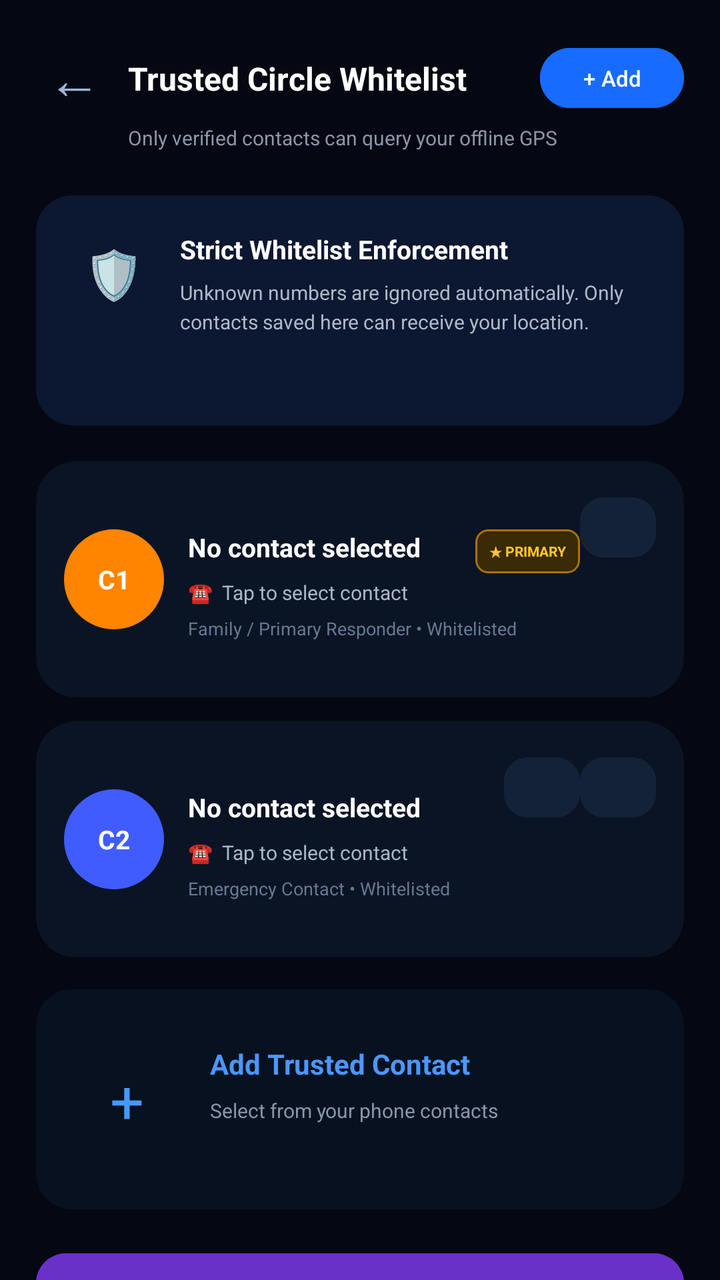
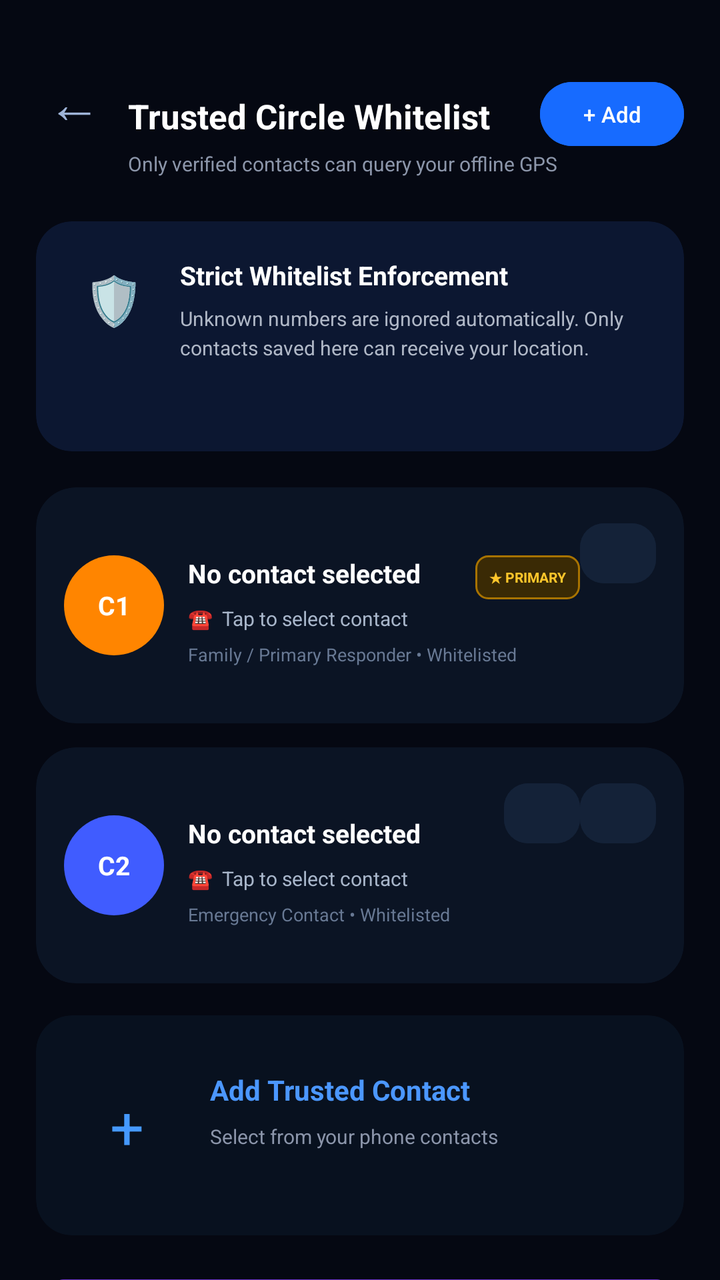

Screens rendered from an Android XML layout before and after an edit, with the pre-edit source and the edit as a unified diff.
<!-- AndroidManifest.xml: application theme Theme._24012011230_KhaneshaHimadri_Assignment1_MAD -->
<!-- res/layout/activity_circle.xml -->
<?xml version="1.0" encoding="utf-8"?>
<androidx.core.widget.NestedScrollView
    xmlns:android="http://schemas.android.com/apk/res/android"
    xmlns:app="http://schemas.android.com/apk/res-auto"
    xmlns:tools="http://schemas.android.com/tools"
    android:layout_width="match_parent"
    android:layout_height="match_parent"
    android:background="#050812"
    android:fillViewport="true">

    <androidx.constraintlayout.widget.ConstraintLayout
        android:layout_width="match_parent"
        android:layout_height="wrap_content"
        android:paddingStart="18dp"
        android:paddingTop="20dp"
        android:paddingEnd="18dp"
        android:paddingBottom="20dp">

        
        
        

        <TextView
            android:id="@+id/tvBack"
            android:layout_width="38dp"
            android:layout_height="38dp"
            android:gravity="center"
            android:text="←"
            android:textColor="#9FB4D8"
            android:textSize="27sp"
            app:layout_constraintStart_toStartOf="parent"
            app:layout_constraintTop_toTopOf="parent" />

        <TextView
            android:id="@+id/tvCircleTitle"
            android:layout_width="0dp"
            android:layout_height="wrap_content"
            android:layout_marginStart="8dp"
            android:layout_marginEnd="8dp"
            android:ellipsize="end"
            android:maxLines="1"
            android:text="Trusted Circle Whitelist"
            android:textColor="#FFFFFF"
            android:textSize="16sp"
            android:textStyle="bold"
            app:layout_constraintBottom_toBottomOf="@id/tvBack"
            app:layout_constraintEnd_toStartOf="@id/btnAddContact"
            app:layout_constraintStart_toEndOf="@id/tvBack"
            app:layout_constraintTop_toTopOf="@id/tvBack" />

        <Button
            android:id="@+id/btnAddContact"
            android:layout_width="72dp"
            android:layout_height="38dp"
            android:backgroundTint="#176BFF"
            android:minWidth="0dp"
            android:minHeight="0dp"
            android:paddingStart="5dp"
            android:paddingEnd="5dp"
            android:text="+ Add"
            android:textAllCaps="false"
            android:textColor="#FFFFFF"
            android:textSize="11sp"
            app:cornerRadius="18dp"
            app:layout_constraintBottom_toBottomOf="@id/tvBack"
            app:layout_constraintEnd_toEndOf="parent"
            app:layout_constraintTop_toTopOf="@id/tvBack" />

        <TextView
            android:id="@+id/tvCircleSubtitle"
            android:layout_width="0dp"
            android:layout_height="wrap_content"
            android:layout_marginStart="46dp"
            android:layout_marginTop="4dp"
            android:text="Only verified contacts can query your offline GPS"
            android:textColor="#8C96AA"
            android:textSize="10sp"
            app:layout_constraintEnd_toEndOf="parent"
            app:layout_constraintStart_toStartOf="parent"
            app:layout_constraintTop_toBottomOf="@id/tvBack" />

        
        
        

        <androidx.cardview.widget.CardView
            android:id="@+id/cardWhitelistInfo"
            android:layout_width="0dp"
            android:layout_height="wrap_content"
            android:layout_marginTop="22dp"
            app:cardBackgroundColor="#0C1731"
            app:cardCornerRadius="18dp"
            app:cardElevation="0dp"
            app:layout_constraintEnd_toEndOf="parent"
            app:layout_constraintStart_toStartOf="parent"
            app:layout_constraintTop_toBottomOf="@id/tvCircleSubtitle">

            <androidx.constraintlayout.widget.ConstraintLayout
                android:layout_width="match_parent"
                android:layout_height="wrap_content"
                android:minHeight="115dp"
                android:padding="18dp">

                <TextView
                    android:id="@+id/tvShieldIcon"
                    android:layout_width="42dp"
                    android:layout_height="42dp"
                    android:gravity="center"
                    android:text="🛡"
                    android:textSize="24sp"
                    app:layout_constraintStart_toStartOf="parent"
                    app:layout_constraintTop_toTopOf="parent" />

                <TextView
                    android:id="@+id/tvWhitelistTitle"
                    android:layout_width="0dp"
                    android:layout_height="wrap_content"
                    android:layout_marginStart="12dp"
                    android:text="Strict Whitelist Enforcement"
                    android:textColor="#FFFFFF"
                    android:textSize="13sp"
                    android:textStyle="bold"
                    app:layout_constraintEnd_toEndOf="parent"
                    app:layout_constraintStart_toEndOf="@id/tvShieldIcon"
                    app:layout_constraintTop_toTopOf="@id/tvShieldIcon" />

                <TextView
                    android:id="@+id/tvWhitelistInfo"
                    android:layout_width="0dp"
                    android:layout_height="wrap_content"
                    android:layout_marginStart="12dp"
                    android:layout_marginTop="6dp"
                    android:lineSpacingExtra="3dp"
                    android:text="Unknown numbers are ignored automatically. Only contacts saved here can receive your location."
                    android:textColor="#B0B8C7"
                    android:textSize="10sp"
                    app:layout_constraintEnd_toEndOf="parent"
                    app:layout_constraintStart_toEndOf="@id/tvShieldIcon"
                    app:layout_constraintTop_toBottomOf="@id/tvWhitelistTitle" />

            </androidx.constraintlayout.widget.ConstraintLayout>

        </androidx.cardview.widget.CardView>

        
        
        

        <androidx.cardview.widget.CardView
            android:id="@+id/cardContact1"
            android:layout_width="0dp"
            android:layout_height="118dp"
            android:layout_marginTop="18dp"
            app:cardBackgroundColor="#0B1424"
            app:cardCornerRadius="20dp"
            app:cardElevation="0dp"
            app:layout_constraintEnd_toEndOf="parent"
            app:layout_constraintStart_toStartOf="parent"
            app:layout_constraintTop_toBottomOf="@id/cardWhitelistInfo">

            <androidx.constraintlayout.widget.ConstraintLayout
                android:layout_width="match_parent"
                android:layout_height="match_parent"
                android:paddingStart="14dp"
                android:paddingTop="14dp"
                android:paddingEnd="14dp"
                android:paddingBottom="14dp">

                <TextView
                    android:id="@+id/tvContact1Icon"
                    android:layout_width="50dp"
                    android:layout_height="50dp"
                    android:background="@drawable/bg_contact_orange"
                    android:gravity="center"
                    android:text="C1"
                    android:textColor="#FFFFFF"
                    android:textSize="13sp"
                    android:textStyle="bold"
                    app:layout_constraintBottom_toBottomOf="parent"
                    app:layout_constraintStart_toStartOf="parent"
                    app:layout_constraintTop_toTopOf="parent" />

                <TextView
                    android:id="@+id/tvContact1Name"
                    android:layout_width="0dp"
                    android:layout_height="wrap_content"
                    android:layout_marginStart="12dp"
                    android:layout_marginEnd="6dp"
                    android:ellipsize="end"
                    android:maxLines="1"
                    android:text="No contact selected"
                    android:textColor="#FFFFFF"
                    android:textSize="13sp"
                    android:textStyle="bold"
                    app:layout_constraintEnd_toStartOf="@id/tvPrimaryBadge"
                    app:layout_constraintStart_toEndOf="@id/tvContact1Icon"
                    app:layout_constraintTop_toTopOf="@id/tvContact1Icon" />

                <TextView
                    android:id="@+id/tvPrimaryBadge"
                    android:layout_width="wrap_content"
                    android:layout_height="22dp"
                    android:background="@drawable/bg_primary_badge"
                    android:gravity="center"
                    android:paddingStart="7dp"
                    android:paddingEnd="7dp"
                    android:text="★ PRIMARY"
                    android:textColor="#FFC62B"
                    android:textSize="7sp"
                    android:textStyle="bold"
                    app:layout_constraintEnd_toStartOf="@id/btnDeleteContact1"
                    app:layout_constraintTop_toTopOf="@id/tvContact1Name" />

                <Button
                    android:id="@+id/btnDeleteContact1"
                    android:layout_width="38dp"
                    android:layout_height="38dp"
                    android:backgroundTint="#142238"
                    android:minWidth="0dp"
                    android:minHeight="0dp"
                    android:text="×"
                    android:textColor="#A9B7CC"
                    android:textSize="18sp"
                    app:cornerRadius="12dp"
                    app:layout_constraintEnd_toEndOf="parent"
                    app:layout_constraintTop_toTopOf="parent" />

                <TextView
                    android:id="@+id/tvContact1Number"
                    android:layout_width="0dp"
                    android:layout_height="wrap_content"
                    android:layout_marginStart="12dp"
                    android:layout_marginTop="7dp"
                    android:text="☎  Tap to select contact"
                    android:textColor="#A8B6CA"
                    android:textSize="10sp"
                    app:layout_constraintEnd_toStartOf="@id/btnDeleteContact1"
                    app:layout_constraintStart_toEndOf="@id/tvContact1Icon"
                    app:layout_constraintTop_toBottomOf="@id/tvContact1Name" />

                <TextView
                    android:id="@+id/tvContact1Info"
                    android:layout_width="0dp"
                    android:layout_height="wrap_content"
                    android:layout_marginStart="12dp"
                    android:layout_marginTop="5dp"
                    android:ellipsize="end"
                    android:maxLines="1"
                    android:text="Family / Primary Responder • Whitelisted"
                    android:textColor="#687994"
                    android:textSize="9sp"
                    app:layout_constraintEnd_toEndOf="parent"
                    app:layout_constraintStart_toEndOf="@id/tvContact1Icon"
                    app:layout_constraintTop_toBottomOf="@id/tvContact1Number" />

                <TextView
                    android:id="@+id/tvContact1Status"
                    android:layout_width="1dp"
                    android:layout_height="1dp"
                    android:visibility="gone"
                    tools:ignore="MissingConstraints" />

                <Button
                    android:id="@+id/btnSelectContact1"
                    android:layout_width="1dp"
                    android:layout_height="1dp"
                    android:visibility="gone"
                    tools:ignore="MissingConstraints" />

            </androidx.constraintlayout.widget.ConstraintLayout>

        </androidx.cardview.widget.CardView>

        
        
        

        <androidx.cardview.widget.CardView
            android:id="@+id/cardContact2"
            android:layout_width="0dp"
            android:layout_height="118dp"
            android:layout_marginTop="12dp"
            app:cardBackgroundColor="#0B1424"
            app:cardCornerRadius="20dp"
            app:cardElevation="0dp"
            app:layout_constraintEnd_toEndOf="parent"
            app:layout_constraintStart_toStartOf="parent"
            app:layout_constraintTop_toBottomOf="@id/cardContact1">

            <androidx.constraintlayout.widget.ConstraintLayout
                android:layout_width="match_parent"
                android:layout_height="match_parent"
                android:paddingStart="14dp"
                android:paddingTop="14dp"
                android:paddingEnd="14dp"
                android:paddingBottom="14dp">

                <TextView
                    android:id="@+id/tvContact2Icon"
                    android:layout_width="50dp"
                    android:layout_height="50dp"
                    android:background="@drawable/bg_contact_blue"
                    android:gravity="center"
                    android:text="C2"
                    android:textColor="#FFFFFF"
                    android:textSize="13sp"
                    android:textStyle="bold"
                    app:layout_constraintBottom_toBottomOf="parent"
                    app:layout_constraintStart_toStartOf="parent"
                    app:layout_constraintTop_toTopOf="parent" />

                <TextView
                    android:id="@+id/tvContact2Name"
                    android:layout_width="0dp"
                    android:layout_height="wrap_content"
                    android:layout_marginStart="12dp"
                    android:layout_marginEnd="8dp"
                    android:ellipsize="end"
                    android:maxLines="1"
                    android:text="No contact selected"
                    android:textColor="#FFFFFF"
                    android:textSize="13sp"
                    android:textStyle="bold"
                    app:layout_constraintEnd_toStartOf="@id/btnFavoriteContact2"
                    app:layout_constraintStart_toEndOf="@id/tvContact2Icon"
                    app:layout_constraintTop_toTopOf="@id/tvContact2Icon" />

                <Button
                    android:id="@+id/btnFavoriteContact2"
                    android:layout_width="38dp"
                    android:layout_height="38dp"
                    android:backgroundTint="#142238"
                    android:minWidth="0dp"
                    android:minHeight="0dp"
                    android:text="☆"
                    android:textColor="#9FB2CA"
                    android:textSize="18sp"
                    app:cornerRadius="12dp"
                    app:layout_constraintEnd_toStartOf="@id/btnDeleteContact2"
                    app:layout_constraintTop_toTopOf="parent" />

                <Button
                    android:id="@+id/btnDeleteContact2"
                    android:layout_width="38dp"
                    android:layout_height="38dp"
                    android:layout_marginStart="5dp"
                    android:backgroundTint="#142238"
                    android:minWidth="0dp"
                    android:minHeight="0dp"
                    android:text="×"
                    android:textColor="#A9B7CC"
                    android:textSize="18sp"
                    app:cornerRadius="12dp"
                    app:layout_constraintEnd_toEndOf="parent"
                    app:layout_constraintTop_toTopOf="parent" />

                <TextView
                    android:id="@+id/tvContact2Number"
                    android:layout_width="0dp"
                    android:layout_height="wrap_content"
                    android:layout_marginStart="12dp"
                    android:layout_marginTop="7dp"
                    android:text="☎  Tap to select contact"
                    android:textColor="#A8B6CA"
                    android:textSize="10sp"
                    app:layout_constraintEnd_toStartOf="@id/btnFavoriteContact2"
                    app:layout_constraintStart_toEndOf="@id/tvContact2Icon"
                    app:layout_constraintTop_toBottomOf="@id/tvContact2Name" />

                <TextView
                    android:id="@+id/tvContact2Info"
                    android:layout_width="0dp"
                    android:layout_height="wrap_content"
                    android:layout_marginStart="12dp"
                    android:layout_marginTop="5dp"
                    android:ellipsize="end"
                    android:maxLines="1"
                    android:text="Emergency Contact • Whitelisted"
                    android:textColor="#687994"
                    android:textSize="9sp"
                    app:layout_constraintEnd_toEndOf="parent"
                    app:layout_constraintStart_toEndOf="@id/tvContact2Icon"
                    app:layout_constraintTop_toBottomOf="@id/tvContact2Number" />

                <TextView
                    android:id="@+id/tvContact2Status"
                    android:layout_width="1dp"
                    android:layout_height="1dp"
                    android:visibility="gone"
                    tools:ignore="MissingConstraints" />

                <Button
                    android:id="@+id/btnSelectContact2"
                    android:layout_width="1dp"
                    android:layout_height="1dp"
                    android:visibility="gone"
                    tools:ignore="MissingConstraints" />

            </androidx.constraintlayout.widget.ConstraintLayout>

        </androidx.cardview.widget.CardView>

        
        
        

        <androidx.cardview.widget.CardView
            android:id="@+id/cardAddTrusted"
            android:layout_width="0dp"
            android:layout_height="110dp"
            android:layout_marginTop="16dp"
            app:cardBackgroundColor="#08111F"
            app:cardCornerRadius="18dp"
            app:cardElevation="0dp"
            app:layout_constraintEnd_toEndOf="parent"
            app:layout_constraintStart_toStartOf="parent"
            app:layout_constraintTop_toBottomOf="@id/cardContact2">

            <androidx.constraintlayout.widget.ConstraintLayout
                android:layout_width="match_parent"
                android:layout_height="match_parent"
                android:padding="18dp">

                <TextView
                    android:id="@+id/tvAddCircle"
                    android:layout_width="55dp"
                    android:layout_height="55dp"
                    android:gravity="center"
                    android:text="+"
                    android:textColor="#4599FF"
                    android:textSize="30sp"
                    app:layout_constraintBottom_toBottomOf="parent"
                    app:layout_constraintStart_toStartOf="parent"
                    app:layout_constraintTop_toTopOf="parent" />

                <TextView
                    android:id="@+id/tvAddTitle"
                    android:layout_width="0dp"
                    android:layout_height="wrap_content"
                    android:layout_marginStart="14dp"
                    android:text="Add Trusted Contact"
                    android:textColor="#4B97FF"
                    android:textSize="14sp"
                    android:textStyle="bold"
                    app:layout_constraintEnd_toEndOf="parent"
                    app:layout_constraintStart_toEndOf="@id/tvAddCircle"
                    app:layout_constraintTop_toTopOf="@id/tvAddCircle" />

                <TextView
                    android:id="@+id/tvAddSubtitle"
                    android:layout_width="0dp"
                    android:layout_height="wrap_content"
                    android:layout_marginStart="14dp"
                    android:layout_marginTop="7dp"
                    android:text="Select from your phone contacts"
                    android:textColor="#8B95AA"
                    android:textSize="10sp"
                    app:layout_constraintEnd_toEndOf="parent"
                    app:layout_constraintStart_toEndOf="@id/tvAddCircle"
                    app:layout_constraintTop_toBottomOf="@id/tvAddTitle" />

            </androidx.constraintlayout.widget.ConstraintLayout>

        </androidx.cardview.widget.CardView>

        
        
        

        <Button
            android:id="@+id/btnRequestLocation"
            android:layout_width="0dp"
            android:layout_height="52dp"
            android:layout_marginTop="18dp"
            android:backgroundTint="#6931C8"
            android:minHeight="0dp"
            android:text="SEND LOCATE"
            android:textColor="#FFFFFF"
            android:textSize="12sp"
            android:textStyle="bold"
            app:cornerRadius="15dp"
            app:layout_constraintEnd_toEndOf="parent"
            app:layout_constraintStart_toStartOf="parent"
            app:layout_constraintTop_toBottomOf="@id/cardAddTrusted" />

        
        
        

        <androidx.cardview.widget.CardView
            android:id="@+id/cardBottomNavigation"
            android:layout_width="0dp"
            android:layout_height="82dp"
            android:layout_marginTop="22dp"
            android:layout_marginBottom="12dp"
            app:cardBackgroundColor="#080E1B"
            app:cardCornerRadius="18dp"
            app:cardElevation="0dp"
            app:layout_constraintBottom_toBottomOf="parent"
            app:layout_constraintEnd_toEndOf="parent"
            app:layout_constraintStart_toStartOf="parent"
            app:layout_constraintTop_toBottomOf="@id/btnRequestLocation">

            <androidx.constraintlayout.widget.ConstraintLayout
                android:layout_width="match_parent"
                android:layout_height="match_parent">

                <TextView
                    android:id="@+id/navHome"
                    android:layout_width="0dp"
                    android:layout_height="match_parent"
                    android:gravity="center"
                    android:text="⌁&#10;Beacon"
                    android:textColor="#8B95AA"
                    android:textSize="9sp"
                    app:layout_constraintEnd_toStartOf="@id/navGps"
                    app:layout_constraintStart_toStartOf="parent" />

                <TextView
                    android:id="@+id/navGps"
                    android:layout_width="0dp"
                    android:layout_height="match_parent"
                    android:gravity="center"
                    android:text="◎&#10;GPS"
                    android:textColor="#8B95AA"
                    android:textSize="9sp"
                    app:layout_constraintEnd_toStartOf="@id/navSos"
                    app:layout_constraintStart_toEndOf="@id/navHome" />

                <TextView
                    android:id="@+id/navSos"
                    android:layout_width="0dp"
                    android:layout_height="match_parent"
                    android:gravity="center"
                    android:text="⚠&#10;SOS"
                    android:textColor="#FF526C"
                    android:textSize="9sp"
                    app:layout_constraintEnd_toStartOf="@id/navCircle"
                    app:layout_constraintStart_toEndOf="@id/navGps" />

                <TextView
                    android:id="@+id/navCircle"
                    android:layout_width="0dp"
                    android:layout_height="match_parent"
                    android:gravity="center"
                    android:text="♙&#10;Circle"
                    android:textColor="#C36DFF"
                    android:textSize="9sp"
                    android:textStyle="bold"
                    app:layout_constraintEnd_toStartOf="@id/navLogs"
                    app:layout_constraintStart_toEndOf="@id/navSos" />

                <TextView
                    android:id="@+id/navLogs"
                    android:layout_width="0dp"
                    android:layout_height="match_parent"
                    android:gravity="center"
                    android:text="⌁&#10;Logs"
                    android:textColor="#8B95AA"
                    android:textSize="9sp"
                    app:layout_constraintEnd_toStartOf="@id/navScreens"
                    app:layout_constraintStart_toEndOf="@id/navCircle" />

                <TextView
                    android:id="@+id/navScreens"
                    android:layout_width="0dp"
                    android:layout_height="match_parent"
                    android:gravity="center"
                    android:text="▦&#10;Screens"
                    android:textColor="#8B95AA"
                    android:textSize="9sp"
                    app:layout_constraintEnd_toEndOf="parent"
                    app:layout_constraintStart_toEndOf="@id/navLogs" />

            </androidx.constraintlayout.widget.ConstraintLayout>

        </androidx.cardview.widget.CardView>

    </androidx.constraintlayout.widget.ConstraintLayout>

</androidx.core.widget.NestedScrollView>
<!-- resources referenced by this layout -->
<resources>
  <!-- drawable bg_contact_blue (drawable) -->
  <?xml version="1.0" encoding="utf-8"?>
  <shape xmlns:android="http://schemas.android.com/apk/res/android"
      android:shape="oval">
  
      <solid android:color="#405CFF" />
  
  </shape>
  <!-- drawable bg_contact_orange (drawable) -->
  <?xml version="1.0" encoding="utf-8"?>
  <shape xmlns:android="http://schemas.android.com/apk/res/android"
      android:shape="oval">
  
      <solid android:color="#FF8500" />
  
  </shape>
  <!-- drawable bg_primary_badge (drawable) -->
  <?xml version="1.0" encoding="utf-8"?>
  <shape xmlns:android="http://schemas.android.com/apk/res/android">
  
      <solid android:color="#3A2A05" />
  
      <stroke
          android:width="1dp"
          android:color="#A87300" />
  
      <corners android:radius="6dp" />
  
  </shape>
  <style name="Theme._24012011230_KhaneshaHimadri_Assignment1_MAD" parent="Base.Theme._24012011230_KhaneshaHimadri_Assignment1_MAD" />
  <style name="Base.Theme._24012011230_KhaneshaHimadri_Assignment1_MAD" parent="Theme.Material3.DayNight.NoActionBar">
          
          
      </style>
</resources>

<!-- the commit's change to res/layout/activity_circle.xml (unified diff, before → after) -->
@@ -24,6 +24,7 @@
             android:id="@+id/tvBack"
             android:layout_width="38dp"
             android:layout_height="38dp"
+            android:layout_marginTop="12dp"
             android:gravity="center"
             android:text="←"
             android:textColor="#9FB4D8"
@@ -36,12 +37,13 @@
             android:layout_width="0dp"
             android:layout_height="wrap_content"
             android:layout_marginStart="8dp"
+            android:layout_marginTop="14dp"
             android:layout_marginEnd="8dp"
             android:ellipsize="end"
             android:maxLines="1"
             android:text="Trusted Circle Whitelist"
             android:textColor="#FFFFFF"
-            android:textSize="16sp"
+            android:textSize="17sp"
             android:textStyle="bold"
             app:layout_constraintBottom_toBottomOf="@id/tvBack"
             app:layout_constraintEnd_toStartOf="@id/btnAddContact"
@@ -51,7 +53,8 @@
         <Button
             android:id="@+id/btnAddContact"
             android:layout_width="72dp"
-            android:layout_height="38dp"
+            android:layout_height="40dp"
+            android:layout_marginTop="12dp"
             android:backgroundTint="#176BFF"
             android:minWidth="0dp"
             android:minHeight="0dp"
@@ -71,7 +74,7 @@
             android:layout_width="0dp"
             android:layout_height="wrap_content"
             android:layout_marginStart="46dp"
-            android:layout_marginTop="4dp"
+            android:layout_marginTop="5dp"
             android:text="Only verified contacts can query your offline GPS"
             android:textColor="#8C96AA"
             android:textSize="10sp"
